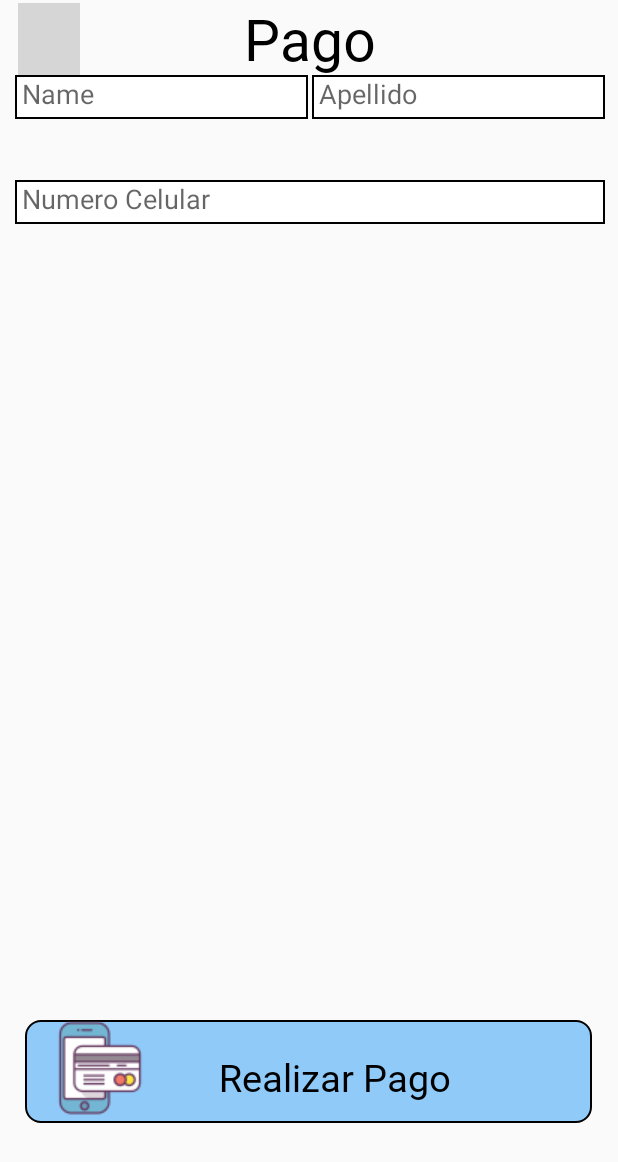
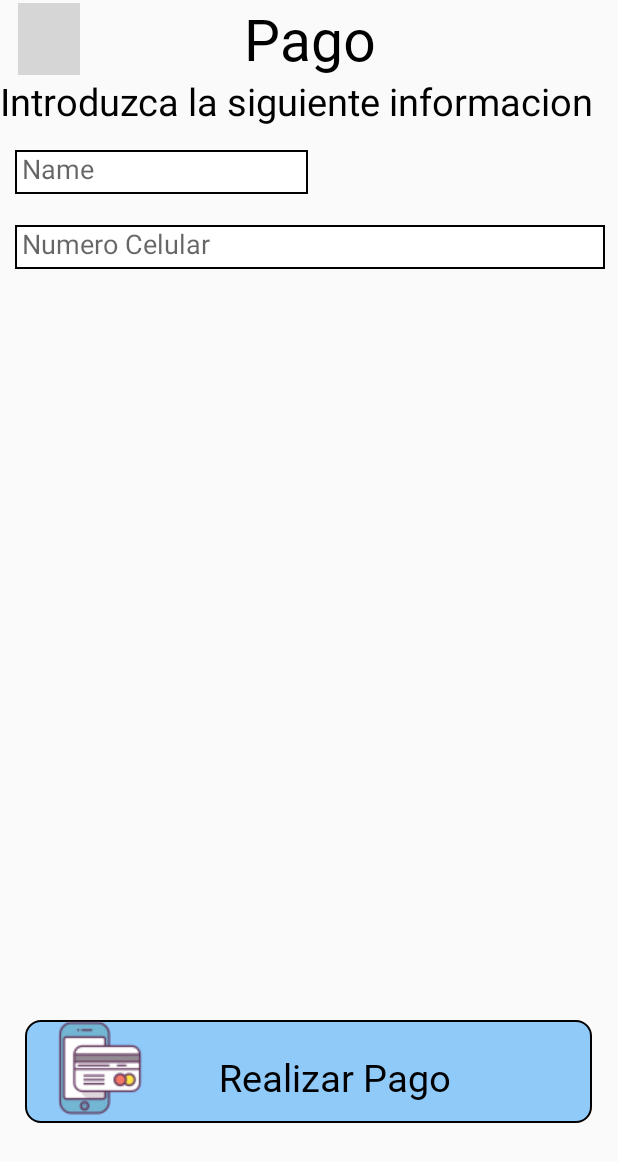
Before and after one commit to Brayanpv28/appFastFoodF, an Android app built with Jetpack Compose: the PagoInterfaz screen opened directly, with no data from a screen before it, on a phone screen of 412 x 824 dp. Shown: the top 1162 px of the screen. Run offline under Robolectric (Android 15) with nearby library versions, the phone set to English and light mode, and no system bars; grey boxes are pictures that could not be loaded.

```diff
--- a/app/src/main/res/layout/payment.xml
+++ b/app/src/main/res/layout/payment.xml
@@ -35,11 +35,19 @@
         android:background="@drawable/buttonback"
         android:src="@drawable/back" />
 
+    <TextView
+        android:layout_width="match_parent"
+        android:layout_height="wrap_content"
+        android:layout_marginTop="50dp"
+        android:text="Introduzca la siguiente informacion"
+        android:textColor="@color/black"
+        android:textSize="25dp"/>
+
     <EditText
         android:id="@+id/txtNombre"
         android:layout_width="195dp"
         android:layout_height="wrap_content"
-        android:layout_marginTop="50dp"
+        android:layout_marginTop="100dp"
         android:layout_marginStart="10dp"
         android:background="@drawable/bordespago"
         android:ems="10"
@@ -47,21 +55,10 @@
         android:hint="Name" />
 
     <EditText
-        android:id="@+id/txtApellido"
-        android:layout_width="195dp"
-        android:layout_height="wrap_content"
-        android:layout_marginTop="50dp"
-        android:layout_marginStart="208dp"
-        android:background="@drawable/bordespago"
-        android:ems="10"
-        android:inputType="text"
-        android:hint="Apellido" />
-
-    <EditText
         android:id="@+id/txtPhone"
         android:layout_width="393dp"
         android:layout_height="wrap_content"
-        android:layout_marginTop="120dp"
+        android:layout_marginTop="150dp"
         android:layout_marginStart="10dp"
         android:ems="10"
         android:background="@drawable/bordespago"
```
